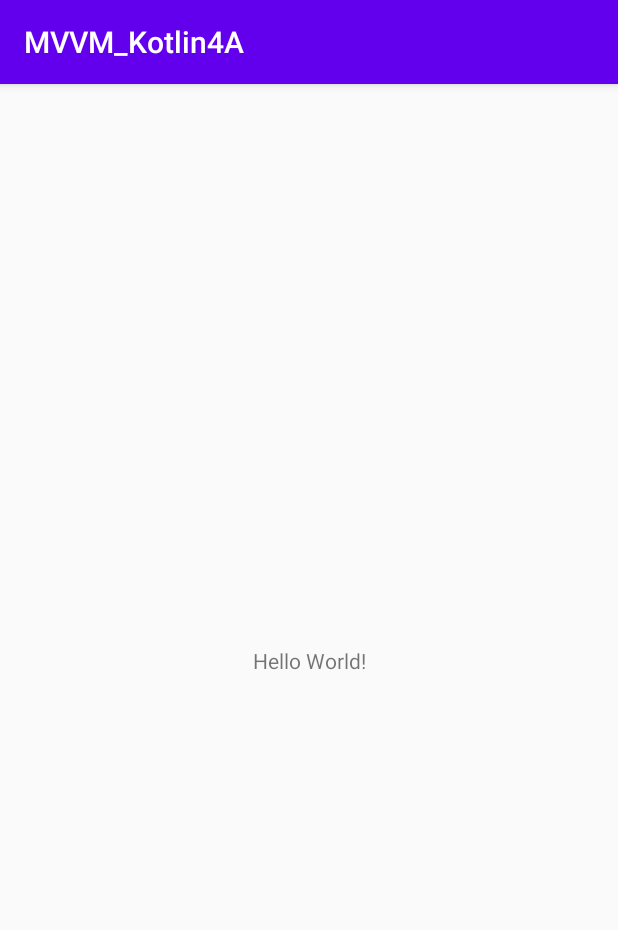
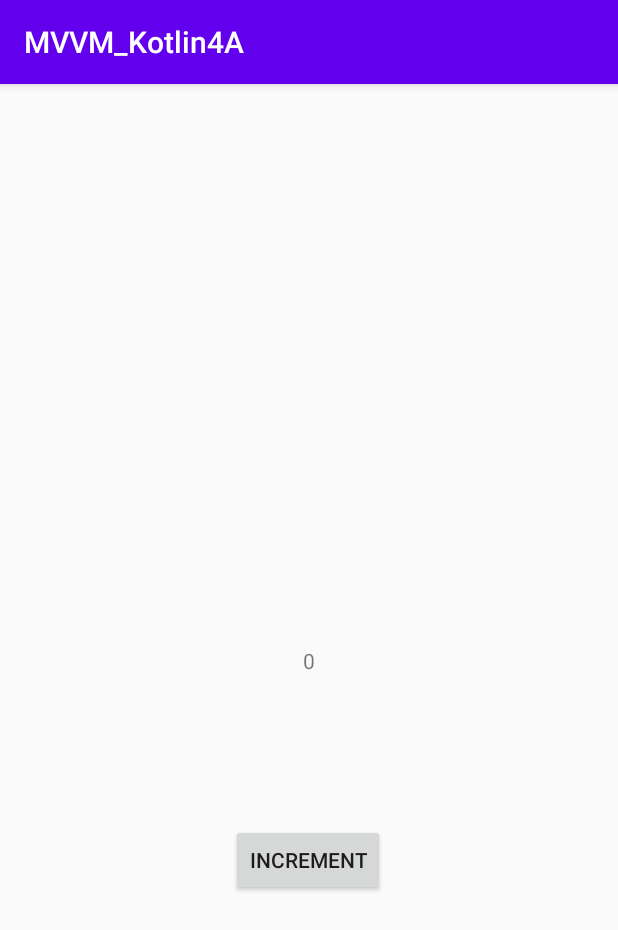
Before and after one commit to SilverDove/MVVM_Kotlin4A, an Android app: the screen it shows after launch (MainActivity), on a phone screen of 412 x 824 dp. Shown: the top 930 px of the screen. Run offline under Robolectric (Android 15) with nearby library versions, the phone set to English and light mode, and no system bars.

```diff
--- a/app/src/main/AndroidManifest.xml
+++ b/app/src/main/AndroidManifest.xml
@@ -3,6 +3,7 @@
     package="com.example.mvvm_kotlin4a">
 
     <application
+        android:name=".injection.EsieaApplication"
         android:allowBackup="true"
         android:icon="@mipmap/ic_launcher"
         android:label="@string/app_name"
--- a/app/src/main/java/com/example/mvvm_kotlin4a/MainActivity.kt
+++ b/app/src/main/java/com/example/mvvm_kotlin4a/MainActivity.kt
@@ -2,10 +2,27 @@ package com.example.mvvm_kotlin4a
 
 import androidx.appcompat.app.AppCompatActivity
 import android.os.Bundle
+import androidx.lifecycle.Observer
+import kotlinx.android.synthetic.main.activity_main.*
+import org.koin.android.ext.android.inject
 
 class MainActivity : AppCompatActivity() {
+    val mainViewModel: MainViewModel by inject() //Activer Koin
+
     override fun onCreate(savedInstanceState: Bundle?) {
         super.onCreate(savedInstanceState)
         setContentView(R.layout.activity_main)
+
+        //Après avoir cliqué sur le boutton
+        main_button.setOnClickListener{
+            mainViewModel.onClickIncrement()
+        }
+
+        //Koin crée la classe seulement ici
+        //Observe si le text a été modifié
+        mainViewModel.counter.observe(this, Observer{value -> //Change le nom de la variable que la lambda donne
+            //Quand le text a été modifié, on met à jour l'affichage
+            main_text.text = value.toString()
+        })
     }
 }
--- /dev/null
+++ b/app/src/main/java/com/example/mvvm_kotlin4a/MainViewModel.kt
@@ -0,0 +1,18 @@
+package com.example.mvvm_kotlin4a
+
+import androidx.lifecycle.MutableLiveData
+import androidx.lifecycle.ViewModel
+
+//View model ne connait pas la view. Il update seulement les variables
+class MainViewModel : ViewModel(){
+
+    val counter: MutableLiveData<Int> = MutableLiveData()//Cycle de vie similaire à Observer en Java
+
+    init{
+        counter.value = 0 //Changer le texte grâce au setter de text
+    }
+
+    fun onClickIncrement(){
+        counter.value = (counter.value ?: 0) + 1
+    }
+}
--- /dev/null
+++ b/app/src/main/java/com/example/mvvm_kotlin4a/injection/ApplicationModule.kt
@@ -0,0 +1,11 @@
+package com.example.mvvm_kotlin4a.injection
+
+import com.example.mvvm_kotlin4a.MainViewModel
+import org.koin.dsl.module
+
+val presentationModule = module{
+    //On choisit le type (single, factory etc...)
+    //single : singleton i.e. garde en mémoire l'état
+    factory{ MainViewModel()} //factory: à chaque fois que vous en demandé un, vous en crée un nouveau (create a new instance)
+
+}
--- /dev/null
+++ b/app/src/main/java/com/example/mvvm_kotlin4a/injection/EsieaApplication.kt
@@ -0,0 +1,22 @@
+package com.example.mvvm_kotlin4a.injection
+
+import android.app.Application
+import org.koin.android.ext.koin.androidContext
+import org.koin.core.context.startKoin
+
+/*Koin permet de faire de l'injection de dépendance
+Il n'y a pas d'obligation à l'utiliser pour tous les projets, ou pour un type d'architecture (MMVM)
+L'un des avantages c'est que ça va permettre de faciliter les tests unitaires
+ */
+class EsieaApplication : Application(){
+    override fun onCreate(){
+        super.onCreate()
+        // start Koin!
+        startKoin {
+            // Android context
+            androidContext(this@EsieaApplication)
+            // modules
+            modules(presentationModule)
+        }
+    }
+}
--- a/app/src/main/res/layout/activity_main.xml
+++ b/app/src/main/res/layout/activity_main.xml
@@ -7,6 +7,7 @@
     tools:context=".MainActivity">
 
     <TextView
+        android:id="@+id/main_text"
         android:layout_width="wrap_content"
         android:layout_height="wrap_content"
         android:text="Hello World!"
@@ -15,4 +16,16 @@
         app:layout_constraintRight_toRightOf="parent"
         app:layout_constraintTop_toTopOf="parent" />
 
+    <Button
+        android:id="@+id/main_button"
+        android:layout_width="wrap_content"
+        android:layout_height="wrap_content"
+        android:text="Increment"
+        app:layout_constraintBottom_toBottomOf="parent"
+        app:layout_constraintEnd_toEndOf="parent"
+        app:layout_constraintHorizontal_bias="0.498"
+        app:layout_constraintStart_toStartOf="parent"
+        app:layout_constraintTop_toBottomOf="@+id/main_text"
+        app:layout_constraintVertical_bias="0.305" />
+
 </androidx.constraintlayout.widget.ConstraintLayout>
```
Also changed, not shown: app/build.gradle (+28 -0 lines).
